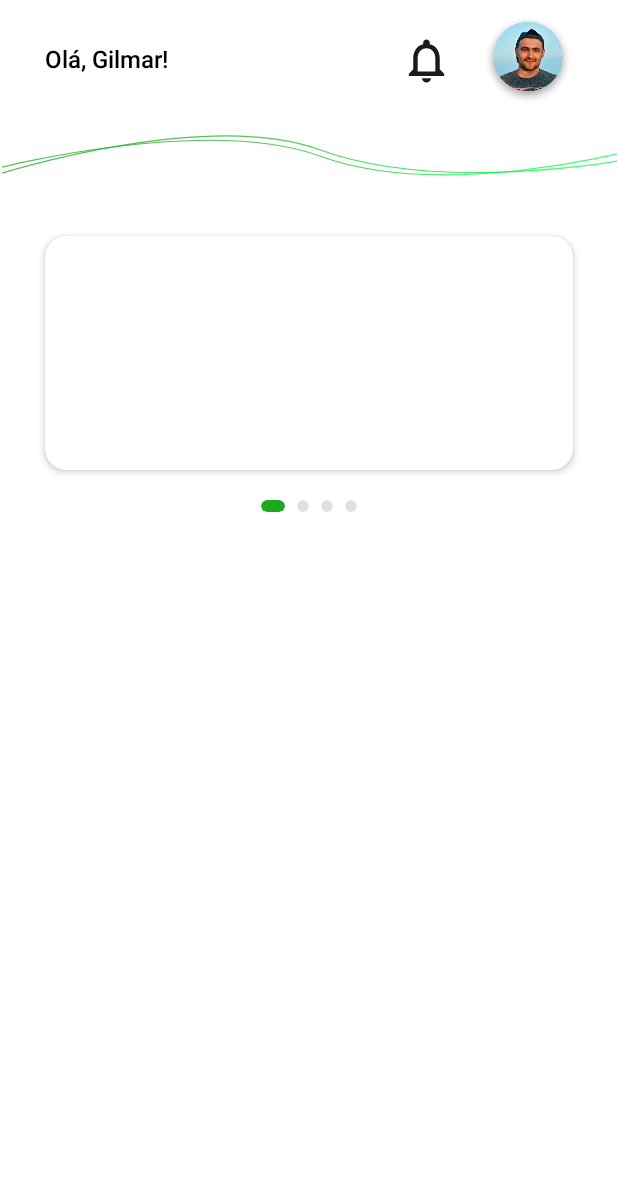
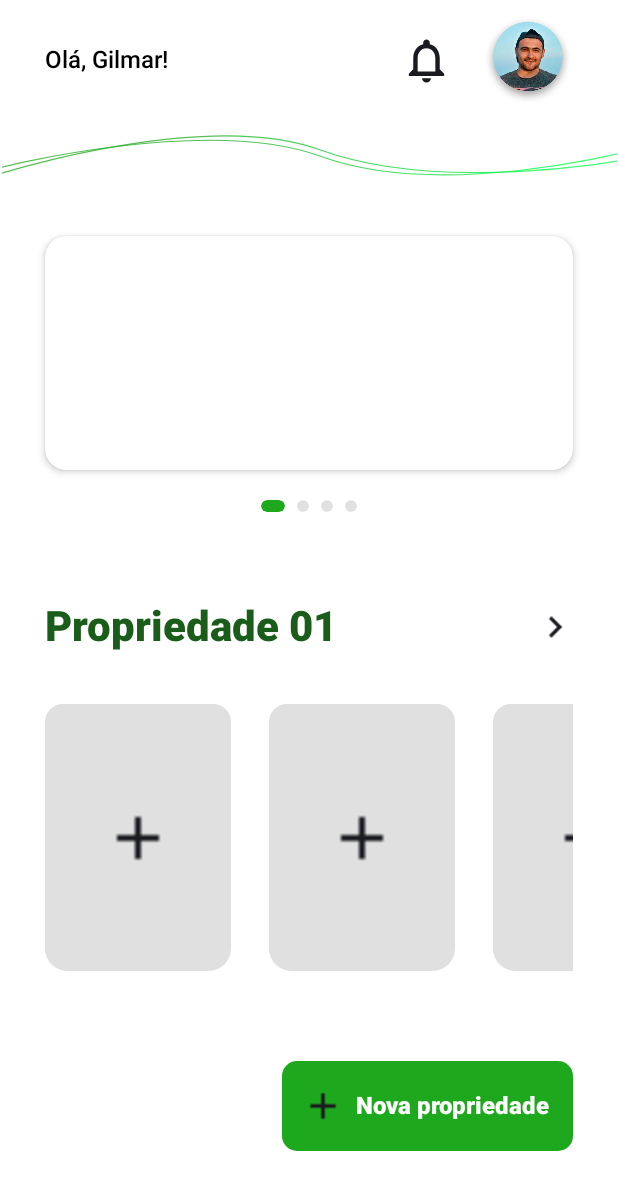
Before and after one commit to banap-app/banap-mobile-kotlin, an Android app built with Jetpack Compose: the screen it shows after launch (MainActivity), on a phone screen of 412 x 824 dp. Shown: the top 1190 px of the screen. Run offline under Robolectric (Android 15) with nearby library versions, the phone set to English and light mode, and no system bars.

Commit message:
feat: component property created

```diff
--- /dev/null
+++ b/app/src/main/java/com/banap/banap/components/Button.kt
@@ -0,0 +1,53 @@
+package com.banap.banap.components
+
+import androidx.compose.foundation.layout.Row
+import androidx.compose.foundation.layout.Spacer
+import androidx.compose.foundation.layout.height
+import androidx.compose.foundation.layout.padding
+import androidx.compose.foundation.layout.width
+import androidx.compose.material.icons.Icons
+import androidx.compose.material.icons.outlined.Add
+import androidx.compose.material3.Card
+import androidx.compose.material3.CardDefaults
+import androidx.compose.material3.Icon
+import androidx.compose.material3.Text
+import androidx.compose.runtime.Composable
+import androidx.compose.ui.Alignment
+import androidx.compose.ui.Modifier
+import androidx.compose.ui.draw.scale
+import androidx.compose.ui.unit.dp
+import com.banap.banap.ui.theme.BRANCO
+import com.banap.banap.ui.theme.ShapeProperty
+import com.banap.banap.ui.theme.Typography
+import com.banap.banap.ui.theme.VERDE_CLARO
+
+@Composable
+fun Button(
+    texto: String
+) {
+    Card (
+        shape = ShapeProperty.small,
+        colors = CardDefaults.cardColors(
+            containerColor = VERDE_CLARO
+        )
+    ) {
+        Row (
+            modifier = Modifier
+                .padding(horizontal = 15.dp, vertical = 18.dp),
+            verticalAlignment = Alignment.CenterVertically
+        ) {
+            Icon(
+                Icons.Outlined.Add,
+                contentDescription = "Icone de adicionar nova propriedade",
+                modifier = Modifier
+                    .scale(scale = 1.2F)
+            )
+            Spacer(modifier = Modifier.width(10.dp))
+            Text(
+                text = texto,
+                style = Typography.bodyMedium,
+                color = BRANCO
+            )
+        }
+    }
+}
--- /dev/null
+++ b/app/src/main/java/com/banap/banap/components/CardNewProperty.kt
@@ -0,0 +1,51 @@
+package com.banap.banap.components
+
+import androidx.compose.foundation.layout.Arrangement
+import androidx.compose.foundation.layout.Column
+import androidx.compose.foundation.layout.fillMaxSize
+import androidx.compose.foundation.layout.height
+import androidx.compose.foundation.layout.padding
+import androidx.compose.foundation.layout.width
+import androidx.compose.material.icons.Icons
+import androidx.compose.material.icons.outlined.Add
+import androidx.compose.material3.Card
+import androidx.compose.material3.CardDefaults
+import androidx.compose.material3.Icon
+import androidx.compose.runtime.Composable
+import androidx.compose.ui.Alignment
+import androidx.compose.ui.Modifier
+import androidx.compose.ui.draw.clip
+import androidx.compose.ui.draw.scale
+import androidx.compose.ui.unit.dp
+import com.banap.banap.ui.theme.CINZA_CLARO
+import com.banap.banap.ui.theme.ShapeProperty
+
+@Composable
+fun CardNewProperty () {
+    Card (
+        modifier = Modifier
+            .clip(
+                shape = ShapeProperty.medium
+            )
+            .padding(top = 35.dp)
+            .height(178.dp)
+            .width(124.dp),
+        colors = CardDefaults.cardColors(
+            containerColor = CINZA_CLARO
+        ),
+    ) {
+        Column (
+            modifier = Modifier
+                .fillMaxSize(),
+            verticalArrangement = Arrangement.Center,
+            horizontalAlignment = Alignment.CenterHorizontally
+        ) {
+            Icon(
+                Icons.Outlined.Add,
+                contentDescription = "Icone de adicionar nova propriedade",
+                modifier = Modifier
+                    .scale(scale = 2F)
+            )
+        }
+    }
+}
--- a/app/src/main/java/com/banap/banap/components/Carousel.kt
+++ b/app/src/main/java/com/banap/banap/components/Carousel.kt
@@ -19,7 +19,7 @@ import androidx.compose.ui.draw.shadow
 import androidx.compose.ui.unit.dp
 import com.banap.banap.ui.theme.BRANCO
 import com.banap.banap.ui.theme.CINZA_CLARO
-import com.banap.banap.ui.theme.ShapeBox
+import com.banap.banap.ui.theme.ShapeCarousel
 import com.banap.banap.ui.theme.VERDE_CLARO
 
 @Composable
@@ -32,9 +32,9 @@ fun Carousel(
     ) {
         Card (
             modifier = Modifier
-                .shadow(elevation = 3.dp, shape = ShapeBox.medium)
+                .shadow(elevation = 3.dp, shape = ShapeCarousel.medium)
                 .clip(
-                    shape = ShapeBox.medium
+                    shape = ShapeCarousel.medium
                 )
                 .height(156.dp)
                 .fillMaxWidth(),
@@ -55,7 +55,7 @@ fun Carousel(
             Card (
                 modifier = Modifier
                     .clip(
-                        shape = ShapeBox.small
+                        shape = ShapeCarousel.small
                     )
                     .height(8.dp)
                     .width(16.dp),
@@ -72,7 +72,7 @@ fun Carousel(
             Card (
                 modifier = Modifier
                     .clip(
-                        shape = ShapeBox.large
+                        shape = ShapeCarousel.large
                     )
                     .size(8.dp),
                 colors = CardDefaults.cardColors(
@@ -88,7 +88,7 @@ fun Carousel(
             Card (
                 modifier = Modifier
                     .clip(
-                        shape = ShapeBox.large
+                        shape = ShapeCarousel.large
                     )
                     .size(8.dp),
                 colors = CardDefaults.cardColors(
@@ -104,7 +104,7 @@ fun Carousel(
             Card (
                 modifier = Modifier
                     .clip(
-                        shape = ShapeBox.large
+                        shape = ShapeCarousel.large
                     )
                     .size(8.dp),
                 colors = CardDefaults.cardColors(
--- /dev/null
+++ b/app/src/main/java/com/banap/banap/components/Property.kt
@@ -0,0 +1,91 @@
+package com.banap.banap.components
+
+import androidx.compose.foundation.horizontalScroll
+import androidx.compose.foundation.layout.Arrangement
+import androidx.compose.foundation.layout.Column
+import androidx.compose.foundation.layout.Row
+import androidx.compose.foundation.layout.Spacer
+import androidx.compose.foundation.layout.fillMaxWidth
+import androidx.compose.foundation.layout.height
+import androidx.compose.foundation.layout.padding
+import androidx.compose.foundation.layout.width
+import androidx.compose.foundation.rememberScrollState
+import androidx.compose.material.icons.Icons
+import androidx.compose.material.icons.outlined.KeyboardArrowUp
+import androidx.compose.material3.Icon
+import androidx.compose.material3.Text
+import androidx.compose.runtime.Composable
+import androidx.compose.ui.Alignment
+import androidx.compose.ui.Modifier
+import androidx.compose.ui.draw.rotate
+import androidx.compose.ui.draw.scale
+import androidx.compose.ui.unit.dp
+import com.banap.banap.ui.theme.Typography
+import com.banap.banap.ui.theme.VERDE_ESCURO
+
+@Composable
+fun Property(
+    titulo: String
+) {
+    Column (
+        modifier = Modifier
+            .padding(horizontal = 30.dp)
+            .fillMaxWidth()
+    ) {
+        Row (
+            modifier = Modifier
+                .fillMaxWidth(),
+            horizontalArrangement = Arrangement.SpaceBetween,
+            verticalAlignment = Alignment.CenterVertically
+        ) {
+            Text(
+                text = titulo,
+                style = Typography.titleLarge,
+                color = VERDE_ESCURO
+            )
+
+            Icon(
+                Icons.Outlined.KeyboardArrowUp,
+                contentDescription = "Flecha clicavel",
+                modifier = Modifier
+                    .rotate(90.0F)
+                    .scale(scale = 1.2F),
+            )
+        }
+
+        Row (
+            modifier = Modifier
+                .horizontalScroll(rememberScrollState())
+                .fillMaxWidth(),
+            verticalAlignment = Alignment.CenterVertically
+        ) {
+            CardNewProperty()
+
+            Spacer(
+                modifier = Modifier
+                    .width(25.dp)
+            )
+
+            CardNewProperty()
+
+            Spacer(
+                modifier = Modifier
+                    .width(25.dp)
+            )
+
+            CardNewProperty()
+        }
+
+        Spacer(modifier = Modifier.height(60.dp))
+
+        Row (
+            modifier = Modifier
+                .fillMaxWidth(),
+            horizontalArrangement = Arrangement.End
+        ) {
+            Button(
+                texto = "Nova propriedade"
+            )
+        }
+    }
+}
--- a/app/src/main/java/com/banap/banap/components/Screen.kt
+++ b/app/src/main/java/com/banap/banap/components/Screen.kt
@@ -3,9 +3,13 @@ package com.banap.banap.components
 import android.annotation.SuppressLint
 import androidx.compose.foundation.Image
 import androidx.compose.foundation.layout.Column
+import androidx.compose.foundation.layout.Spacer
 import androidx.compose.foundation.layout.fillMaxSize
+import androidx.compose.foundation.layout.height
 import androidx.compose.foundation.layout.padding
 import androidx.compose.foundation.layout.statusBarsPadding
+import androidx.compose.foundation.rememberScrollState
+import androidx.compose.foundation.verticalScroll
 import androidx.compose.material3.Scaffold
 import androidx.compose.runtime.Composable
 import androidx.compose.ui.Modifier
@@ -26,8 +30,9 @@ fun Screen() {
     ) {
         Column (
             modifier = Modifier
+                .verticalScroll(rememberScrollState())
                 .fillMaxSize()
-                .padding(top = 10.dp),
+                .padding(top = 10.dp, bottom = 60.dp),
         ) {
             Header(
                 nome = "Gilmar"
@@ -44,6 +49,18 @@ fun Screen() {
             )
 
             Carousel()
+
+            Spacer(modifier = Modifier.height(60.dp))
+
+            Property(
+                titulo = "Propriedade 01"
+            )
+
+            Spacer(modifier = Modifier.height(60.dp))
+
+            Property(
+                titulo = "Propriedade 02"
+            )
         }
     }
 }
--- a/app/src/main/java/com/banap/banap/ui/theme/Shape.kt
+++ b/app/src/main/java/com/banap/banap/ui/theme/Shape.kt
@@ -4,8 +4,13 @@ import androidx.compose.foundation.shape.RoundedCornerShape
 import androidx.compose.material3.Shapes
 import androidx.compose.ui.unit.dp
 
-val ShapeBox = Shapes(
+val ShapeCarousel = Shapes(
     small = RoundedCornerShape(4.dp),
     medium = RoundedCornerShape(14.dp),
     large = RoundedCornerShape(100.dp)
 )
+
+val ShapeProperty = Shapes(
+    small = RoundedCornerShape(10.dp),
+    medium = RoundedCornerShape(15.dp)
+)
--- a/app/src/main/java/com/banap/banap/ui/theme/Type.kt
+++ b/app/src/main/java/com/banap/banap/ui/theme/Type.kt
@@ -11,6 +11,11 @@ val Typography = Typography(
     bodySmall = TextStyle(
         fontFamily = FontFamily.Default,
         fontSize = 14.sp
+    ),
+    bodyMedium = TextStyle(
+        fontFamily = FontFamily.Default,
+        fontWeight = FontWeight.ExtraBold,
+        fontSize = 16.sp
     ),
     titleSmall = TextStyle(
         fontFamily = FontFamily.Default,
```
